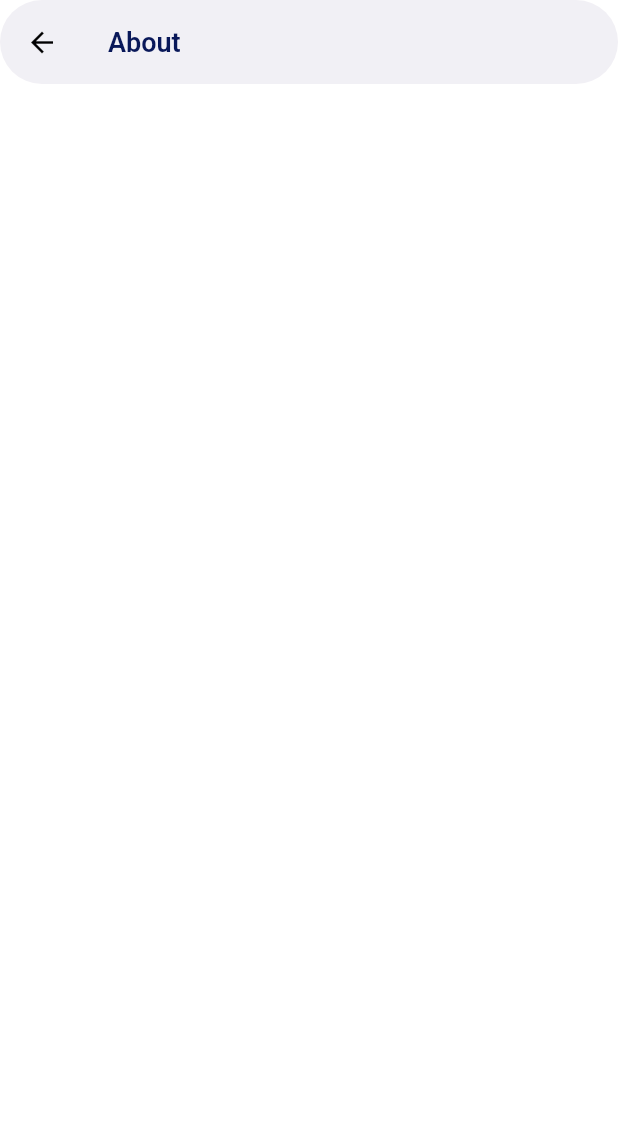
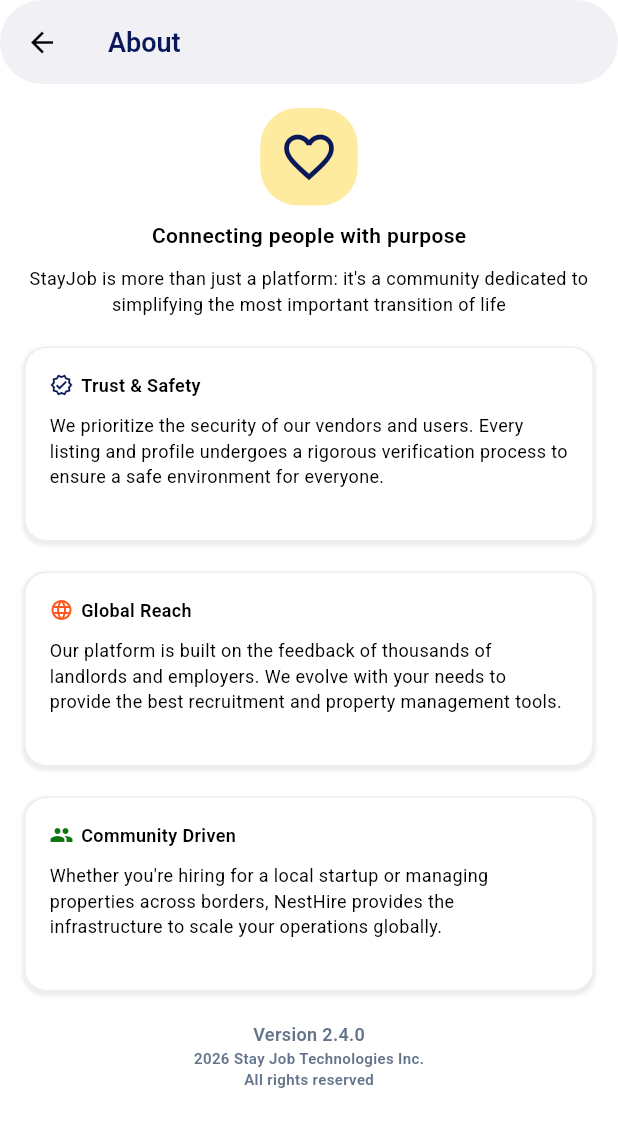
Before and after one commit to sadikshya0/stay_job, a Flutter app: the AboutScreen screen opened directly, on a phone screen of 412 x 824 dp. Shown: the top 1127 px of the screen. Run offline on Flutter 3.47's test engine with Material 3 defaults, Android fonts, the phone set to English and light mode, and no system bars; our stand-ins replace carousel_slider, dotted_border, file_picker, flutter_spinkit, flutter_svg, get and 1 more; missing offline and left inert: flutter_launcher_icons.

Commit message:
about_screen_completed

```diff
--- a/lib/utils/custom_text_styles.dart
+++ b/lib/utils/custom_text_styles.dart
@@ -23,7 +23,7 @@
     return TextStyle(
       color: color,
       fontFamily: "Roboto",
-      fontSize: 12,
+      fontSize: 10,
       fontWeight: FontWeight.w600,
     );
   }
--- a/lib/view/dashboard/about_screen.dart
+++ b/lib/view/dashboard/about_screen.dart
@@ -2,6 +2,7 @@
 import 'package:get/get.dart';
 import 'package:safe_job/utils/colors.dart';
 import 'package:safe_job/utils/custom_text_styles.dart';
+import 'package:safe_job/widgets/profile_widgets/info_card.dart';
 
 class AboutScreen extends StatelessWidget {
   const AboutScreen({super.key});
@@ -26,6 +27,85 @@
         elevation: 4,
         shape: RoundedRectangleBorder(borderRadius: BorderRadius.circular(30)),
       ),
+      body: SafeArea(
+        child: Padding(
+          padding: const EdgeInsets.all(16.0),
+          child: SingleChildScrollView(
+            child: Column(
+              children: [
+                Container(
+                  height: 65,
+                  width: 65,
+                  decoration: BoxDecoration(
+                    color: Colors.amberAccent.withOpacity(0.5),
+                    borderRadius: BorderRadius.circular(25),
+                  ),
+                  child: Icon(
+                    Icons.favorite_border_outlined,
+                    color: AppColors.primaryColor,
+                    size: 40,
+                  ),
+                ),
+                SizedBox(height: 10),
+                Text(
+                  "Connecting people with purpose",
+                  style: CustomTextStyles.f14W600(color: AppColors.textColor),
+                ),
+                SizedBox(height: 10),
+
+                Text(
+                  "StayJob is more than just a platform: it's a community dedicated to simplifying the most important transition of life ",
+                  style: CustomTextStyles.f12W400(color: AppColors.textColor),
+                  textAlign: TextAlign.center,
+                ),
+                SizedBox(height: 20),
+                InfoCard(
+                  icon: Icons.verified_outlined,
+                  title: "Trust & Safety",
+                  iconColor: AppColors.primaryColor,
+                  description:
+                      "We prioritize the security of our vendors and users. Every listing and profile undergoes a rigorous verification process to ensure a safe environment for everyone.",
+                ),
+                SizedBox(height: 20),
+                InfoCard(
+                  icon: Icons.language,
+                  title: "Global Reach ",
+                  iconColor: AppColors.orange,
+                  description:
+                      "Our platform is built on the feedback of thousands of landlords and employers. We evolve with your needs to provide the best recruitment and property management tools.",
+                ),
+                SizedBox(height: 20),
+                InfoCard(
+                  icon: Icons.people,
+                  title: "Community Driven",
+                  iconColor: AppColors.green,
+                  description:
+                      "Whether you're hiring for a local startup or managing properties across borders, NestHire provides the infrastructure to scale your operations globally.",
+                ),
+                SizedBox(height: 20),
+                Text(
+                  "Version 2.4.0",
+                  style: CustomTextStyles.f12W600(
+                    color: AppColors.secondaryTextColor,
+                  ),
+                ),
+                Text(
+                  "2026 Stay Job Technologies Inc.",
+                  style: CustomTextStyles.f10W600(
+                    color: AppColors.secondaryTextColor,
+                  ),
+                ),
+                Text(
+                  "All rights reserved",
+                  style: CustomTextStyles.f10W600(
+                    color: AppColors.secondaryTextColor,
+                  ),
+                ),
+              ],
+            ),
+          ),
+        ),
+      ),
     );
   }
 }
--- /dev/null
+++ b/lib/widgets/profile_widgets/info_card.dart
@@ -0,0 +1,96 @@
+import 'package:flutter/material.dart';
+import 'package:safe_job/utils/colors.dart';
+import 'package:safe_job/utils/custom_text_styles.dart';
+
+class InfoCard extends StatelessWidget {
+  final IconData icon;
+  final String title;
+  final String description;
+
+  final Color? backgroundColor;
+  final Color? borderColor;
+  final Color? shadowColor;
+  final Color? iconColor;
+  final Color? titleColor;
+  final Color? descriptionColor;
+
+  final double height;
+
+  const InfoCard({
+    super.key,
+    required this.icon,
+    required this.title,
+    required this.description,
+    this.backgroundColor,
+    this.borderColor,
+    this.shadowColor,
+    this.iconColor,
+    this.titleColor,
+    this.descriptionColor,
+    this.height = 130,
+  });
+
+  @override
+  Widget build(BuildContext context) {
+    return Container(
+      height: height,
+      width: double.infinity,
+
+      decoration: BoxDecoration(
+        color: backgroundColor ?? AppColors.whiteColor,
+
+        border: Border.all(color: borderColor ?? AppColors.lGrey),
+
+        borderRadius: BorderRadius.circular(15),
+
+        boxShadow: [
+          BoxShadow(
+            color: shadowColor ?? AppColors.lGrey,
+            spreadRadius: 1,
+            blurRadius: 1,
+            offset: const Offset(0, 1.5),
+          ),
+        ],
+      ),
+
+      child: Padding(
+        padding: const EdgeInsets.all(16),
+
+        child: Column(
+          crossAxisAlignment: CrossAxisAlignment.start,
+
+          children: [
+            Row(
+              children: [
+                Icon(
+                  icon,
+                  color: iconColor ?? AppColors.primaryColor,
+                  size: 16,
+                ),
+
+                const SizedBox(width: 5),
+
+                Text(
+                  title,
+                  style: CustomTextStyles.f12W600(
+                    color: titleColor ?? AppColors.textColor,
+                  ),
+                ),
+              ],
+            ),
+
+            const SizedBox(height: 10),
+
+            Text(
+              description,
+              style: CustomTextStyles.f12W400(
+                color: descriptionColor ?? AppColors.textColor,
+              ),
+              textAlign: TextAlign.left,
+            ),
+          ],
+        ),
+      ),
+    );
+  }
+}
```
